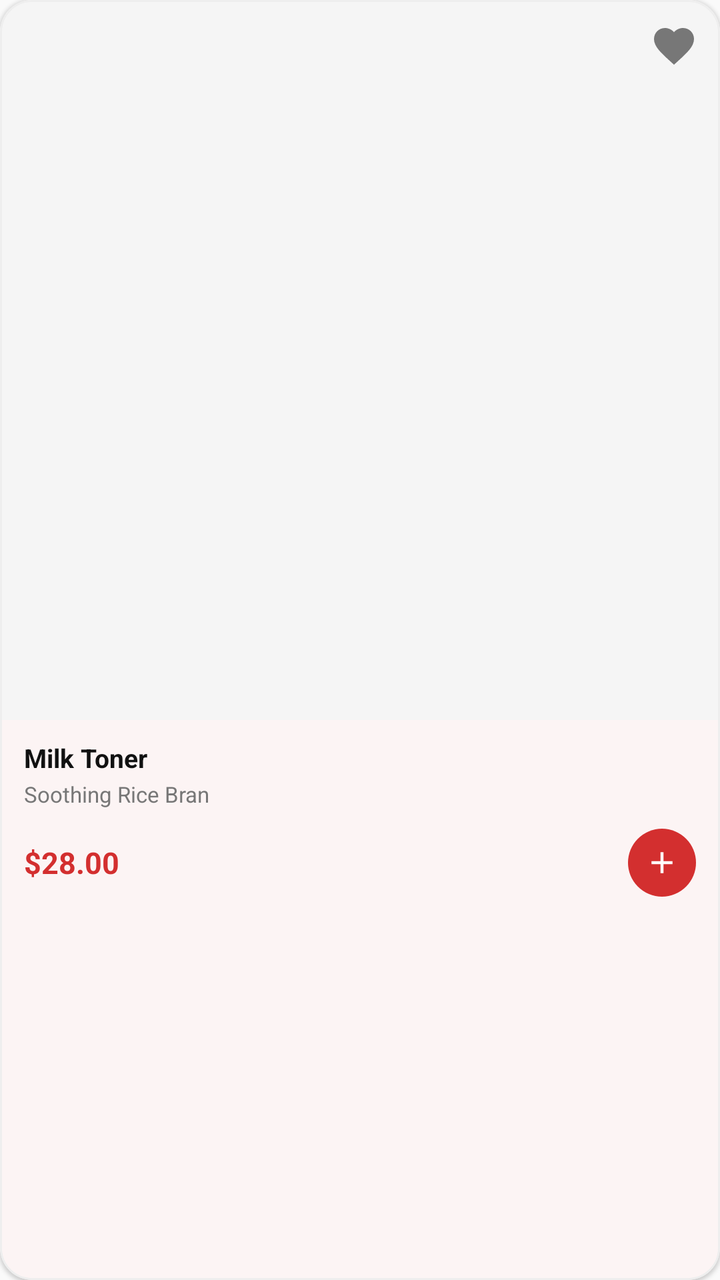
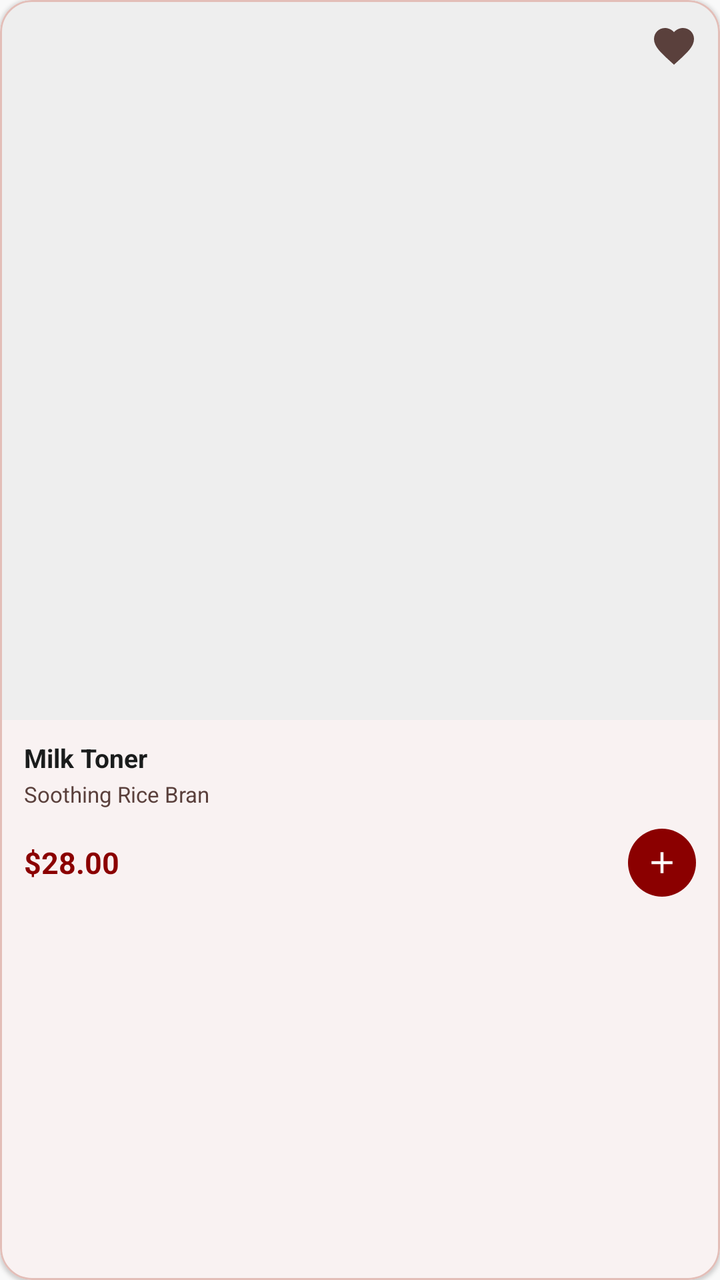

Compare the two renders of this Android layout. The source of the first and the diff that turns it into the second are given below.
<!-- AndroidManifest.xml: application theme Theme.TirTirMCommerce -->
<!-- res/layout/item_product.xml -->
<?xml version="1.0" encoding="utf-8"?>
<com.google.android.material.card.MaterialCardView xmlns:android="http://schemas.android.com/apk/res/android"
    xmlns:app="http://schemas.android.com/apk/res-auto"
    android:layout_width="match_parent"
    android:layout_height="wrap_content"
    android:layout_margin="6dp"
    app:cardCornerRadius="16dp"
    app:cardElevation="1dp"
    app:cardBackgroundColor="@color/tirtir_white"
    app:strokeWidth="1dp"
    app:strokeColor="@color/tirtir_border_gray">

    <androidx.constraintlayout.widget.ConstraintLayout
        android:layout_width="match_parent"
        android:layout_height="wrap_content">

        
        <FrameLayout
            android:id="@+id/cardImageContainer"
            android:layout_width="0dp"
            android:layout_height="0dp"
            android:background="@color/tirtir_bg_gray"
            app:layout_constraintTop_toTopOf="parent"
            app:layout_constraintStart_toStartOf="parent"
            app:layout_constraintEnd_toEndOf="parent"
            app:layout_constraintDimensionRatio="1:1">

            <ImageView
                android:id="@+id/ivProductImage"
                android:layout_width="match_parent"
                android:layout_height="match_parent"
                android:padding="20dp"
                android:scaleType="fitCenter" />

            <TextView
                android:id="@+id/tvImageFallback"
                android:layout_width="match_parent"
                android:layout_height="match_parent"
                android:gravity="center"
                android:text="TIRTIR"
                android:textColor="@color/tirtir_text_secondary"
                android:textSize="14sp"
                android:textStyle="bold"
                android:visibility="gone" />

            
            <TextView
                android:id="@+id/tvDiscountBadge"
                android:layout_width="wrap_content"
                android:layout_height="wrap_content"
                android:layout_gravity="top|start"
                android:layout_margin="8dp"
                android:background="@drawable/bg_tag_primary"
                android:paddingHorizontal="7dp"
                android:paddingVertical="3dp"
                android:textColor="@color/tirtir_white"
                android:textSize="10sp"
                android:textStyle="bold"
                android:text="-10%"
                android:visibility="gone" />

            
            <TextView
                android:id="@+id/tvOutOfStock"
                android:layout_width="wrap_content"
                android:layout_height="wrap_content"
                android:layout_margin="8dp"
                android:paddingHorizontal="8dp"
                android:paddingVertical="4dp"
                android:text="Sold Out"
                android:textColor="@color/tirtir_white"
                android:textSize="9sp"
                android:textStyle="bold"
                android:background="#CC111111"
                android:visibility="gone" />

            
            <ImageButton
                android:id="@+id/btnWishlistToggle"
                android:layout_width="34dp"
                android:layout_height="34dp"
                android:layout_gravity="top|end"
                android:layout_margin="6dp"
                android:background="@android:color/transparent"
                android:src="@drawable/ic_wishlist"
                app:tint="@color/tirtir_text_secondary"
                android:scaleType="centerInside"
                android:contentDescription="Wishlist" />

        </FrameLayout>

        
        <LinearLayout
            android:layout_width="0dp"
            android:layout_height="wrap_content"
            android:orientation="vertical"
            android:paddingHorizontal="12dp"
            android:paddingTop="10dp"
            android:paddingBottom="12dp"
            app:layout_constraintTop_toBottomOf="@id/cardImageContainer"
            app:layout_constraintStart_toStartOf="parent"
            app:layout_constraintEnd_toEndOf="parent">

            <TextView
                android:id="@+id/tvProductName"
                android:layout_width="match_parent"
                android:layout_height="wrap_content"
                android:text="Milk Toner"
                android:textColor="@color/tirtir_black"
                android:textSize="13sp"
                android:textStyle="bold"
                android:maxLines="2"
                android:ellipsize="end"
                android:lineSpacingMultiplier="1.1" />

            <TextView
                android:id="@+id/tvProductCategory"
                android:layout_width="match_parent"
                android:layout_height="wrap_content"
                android:layout_marginTop="2dp"
                android:text="Soothing Rice Bran"
                android:textColor="@color/tirtir_text_secondary"
                android:textSize="11sp"
                android:maxLines="1"
                android:ellipsize="end" />

            
            <LinearLayout
                android:layout_width="match_parent"
                android:layout_height="wrap_content"
                android:orientation="horizontal"
                android:gravity="center_vertical"
                android:layout_marginTop="10dp">

                
                <LinearLayout
                    android:layout_width="0dp"
                    android:layout_height="wrap_content"
                    android:layout_weight="1"
                    android:orientation="vertical">

                    <TextView
                        android:id="@+id/tvOriginalPrice"
                        android:layout_width="wrap_content"
                        android:layout_height="wrap_content"
                        android:text="$35.00"
                        android:textColor="@color/tirtir_text_secondary"
                        android:textSize="10sp"
                        android:visibility="gone" />

                    <TextView
                        android:id="@+id/tvProductPrice"
                        android:layout_width="wrap_content"
                        android:layout_height="wrap_content"
                        android:text="$28.00"
                        android:textColor="@color/tirtir_red_primary"
                        android:textSize="15sp"
                        android:textStyle="bold" />

                </LinearLayout>

                
                <com.google.android.material.button.MaterialButton
                    android:id="@+id/btnQuickAdd"
                    android:layout_width="34dp"
                    android:layout_height="34dp"
                    android:insetTop="0dp"
                    android:insetBottom="0dp"
                    android:padding="0dp"
                    app:iconSize="18dp"
                    app:iconPadding="0dp"
                    app:iconGravity="textStart"
                    app:backgroundTint="@color/tirtir_red_primary"
                    app:cornerRadius="17dp"
                    app:icon="@drawable/ic_plus"
                    app:iconTint="@color/tirtir_white"
                    android:contentDescription="Add to cart" />

            </LinearLayout>
        </LinearLayout>

    </androidx.constraintlayout.widget.ConstraintLayout>
</com.google.android.material.card.MaterialCardView>
<!-- resources referenced by this layout -->
<resources>
  <color name="tirtir_bg_gray">#F5F5F5</color>
  <color name="tirtir_black">#111111</color>
  <color name="tirtir_border_gray">#EEEEEE</color>
  <color name="tirtir_red_primary">#D32F2F</color>
  <color name="tirtir_text_secondary">#777777</color>
  <color name="tirtir_white">#FFFFFF</color>
  <!-- drawable bg_tag_primary (drawable) -->
  <?xml version="1.0" encoding="utf-8"?>
  <shape xmlns:android="http://schemas.android.com/apk/res/android"
      android:shape="rectangle">
      <solid android:color="@color/tirtir_red_primary" />
      <corners android:radius="16dp" />
  </shape>
  <!-- drawable ic_plus (drawable) -->
  <vector xmlns:android="http://schemas.android.com/apk/res/android"
      android:width="24dp"
      android:height="24dp"
      android:viewportWidth="24"
      android:viewportHeight="24">
      <path
          android:fillColor="#000000"
          android:pathData="M19,13H13V19H11V13H5V11H11V5H13V11H19V13Z" />
  </vector>
  <!-- drawable ic_wishlist (drawable) -->
  <vector xmlns:android="http://schemas.android.com/apk/res/android"
      android:width="24dp"
      android:height="24dp"
      android:viewportWidth="24.0"
      android:viewportHeight="24.0"
      android:tint="?attr/colorControlNormal">
    <path
        android:fillColor="#FF000000"
        android:pathData="M12,21.35l-1.45,-1.32C5.4,15.36 2,12.28 2,8.5 2,5.42 4.42,3 7.5,3c1.74,0 3.41,0.81 4.5,2.09C13.09,3.81 14.76,3 16.5,3 19.58,3 22,5.42 22,8.5c0,3.78 -3.4,6.86 -8.55,11.54L12,21.35z"/>
  </vector>
  <style name="Theme.TirTirMCommerce" parent="Base.Theme.TirTirMCommerce" />
  <style name="Base.Theme.TirTirMCommerce" parent="Theme.Material3.DayNight.NoActionBar">
          
          <item name="colorPrimary">@color/tirtir_red_primary</item>
          <item name="colorPrimaryDark">@color/tirtir_red_dark</item>
          <item name="colorPrimaryContainer">@color/tirtir_red_surface</item>
  
          
          <item name="colorOnPrimary">@color/tirtir_white</item>
          <item name="colorOnPrimaryContainer">@color/tirtir_red_primary</item>
  
          
          <item name="colorSecondary">@color/tirtir_black</item>
          <item name="colorOnSecondary">@color/tirtir_white</item>
          <item name="colorSecondaryContainer">@color/tirtir_red_surface</item>
          <item name="colorOnSecondaryContainer">@color/tirtir_red_primary</item>
  
          
          <item name="colorSurface">@color/tirtir_white</item>
          <item name="colorOnSurface">@color/tirtir_black</item>
          <item name="colorSurfaceVariant">@color/tirtir_off_white</item>
  
          
          <item name="android:windowBackground">@color/tirtir_off_white</item>
          <item name="android:statusBarColor">@color/tirtir_white</item>
          <item name="android:windowLightStatusBar">true</item>
  
          
          <item name="colorError">@color/tirtir_error</item>
      </style>
  <color name="tirtir_red_dark">#8B1116</color>
  <color name="tirtir_red_surface">#FFF4F3</color>
  <color name="tirtir_off_white">#FAFAFA</color>
  <color name="tirtir_error">#D32F2F</color>
</resources>

<!-- the commit's change to res/layout/item_product.xml (unified diff, before → after) -->
@@ -8,7 +8,7 @@
     app:cardElevation="1dp"
     app:cardBackgroundColor="@color/tirtir_white"
     app:strokeWidth="1dp"
-    app:strokeColor="@color/tirtir_border_gray">
+    app:strokeColor="@color/tirtir_rose_outline">
 
     <androidx.constraintlayout.widget.ConstraintLayout
         android:layout_width="match_parent"
<!-- resource entries referenced after the edit -->
@@ -1,10 +1,10 @@
 <!-- resources referenced by this layout -->
 <resources>
-  <color name="tirtir_bg_gray">#F5F5F5</color>
-  <color name="tirtir_black">#111111</color>
-  <color name="tirtir_border_gray">#EEEEEE</color>
-  <color name="tirtir_red_primary">#D32F2F</color>
-  <color name="tirtir_text_secondary">#777777</color>
+  <color name="tirtir_bg_gray">#EEEEEE</color>
+  <color name="tirtir_black">#1A1C1C</color>
+  <color name="tirtir_red_primary">#8B0000</color>
+  <color name="tirtir_rose_outline">#E3BEB8</color>
+  <color name="tirtir_text_secondary">#5A403C</color>
   <color name="tirtir_white">#FFFFFF</color>
   <!-- drawable bg_tag_primary (drawable) -->
   <?xml version="1.0" encoding="utf-8"?>
@@ -64,9 +64,9 @@
           
           <item name="colorError">@color/tirtir_error</item>
       </style>
-  <color name="tirtir_red_dark">#8B1116</color>
+  <color name="tirtir_red_dark">#610000</color>
   <color name="tirtir_red_surface">#FFF4F3</color>
-  <color name="tirtir_off_white">#FAFAFA</color>
+  <color name="tirtir_off_white">#F9F9F9</color>
   <color name="tirtir_error">#D32F2F</color>
 </resources>
 
